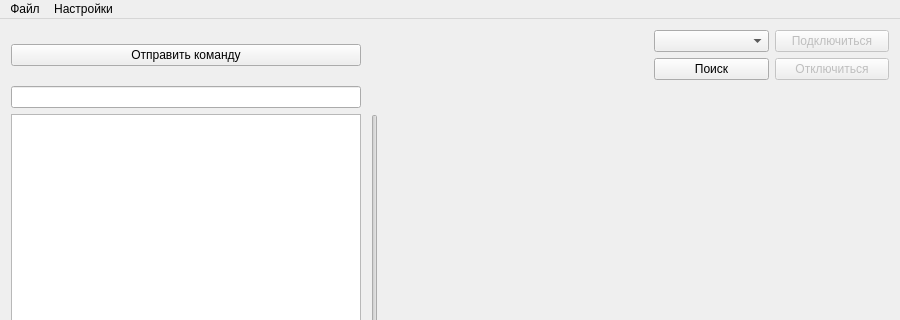
Above: amp.ui from sm-prod/ampermetr before the change; both pictures show x 0 to 900 and y 0 to 320 of the 900 by 660 pixel window. Below: the same form after it.
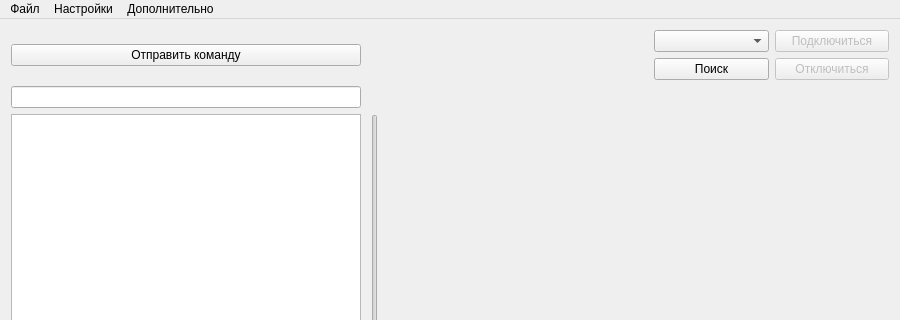
That is the form after the change. Custom widgets are drawn as their Qt base class.

Commit message: Rel1.3 // Кнопка создателю

```diff
--- a/amp.ui
+++ b/amp.ui
@@ -7,7 +7,7 @@
     <x>0</x>
     <y>0</y>
     <width>900</width>
-    <height>653</height>
+    <height>655</height>
    </rect>
   </property>
   <property name="windowTitle">
@@ -226,8 +226,15 @@
     <addaction name="menuChangeMod"/>
     <addaction name="actionClean"/>
    </widget>
+   <widget class="QMenu" name="menu_2">
+    <property name="title">
+     <string>Дополнительно</string>
+    </property>
+    <addaction name="actionMailtoGOD"/>
+   </widget>
    <addaction name="menuFile"/>
    <addaction name="menu"/>
+   <addaction name="menu_2"/>
   </widget>
   <action name="setMod_0">
    <property name="text">
```
Left out of the diff: 5 changed lines with no effect on the pictures. The commit also changes 2 other files.
